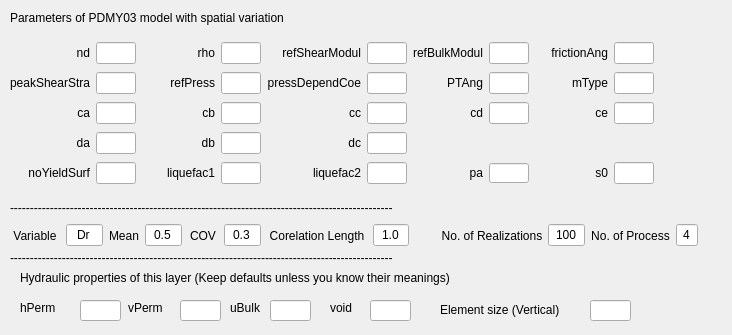
Above: UI/PDMY03_random.ui from NHERI-SimCenter/QS3hark before the change. Below: the same form after it.
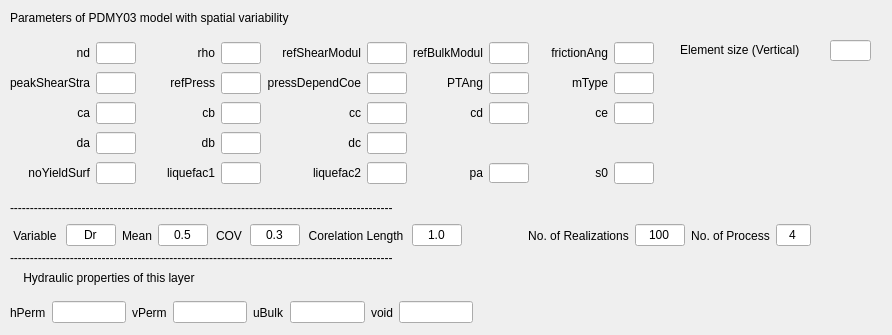
That is the form after the change.

```diff
--- a/UI/PDMY03_random.ui
+++ b/UI/PDMY03_random.ui
@@ -6,82 +6,13 @@
    <rect>
     <x>0</x>
     <y>0</y>
-    <width>732</width>
+    <width>892</width>
     <height>335</height>
    </rect>
   </property>
   <property name="windowTitle">
    <string>Dialog</string>
   </property>
-  <widget class="QLabel" name="hPerm_2">
-   <property name="geometry">
-    <rect>
-     <x>20</x>
-     <y>300</y>
-     <width>41</width>
-     <height>16</height>
-    </rect>
-   </property>
-   <property name="text">
-    <string>hPerm</string>
-   </property>
-  </widget>
-  <widget class="QLabel" name="vPerm_2">
-   <property name="geometry">
-    <rect>
-     <x>128</x>
-     <y>300</y>
-     <width>41</width>
-     <height>16</height>
-    </rect>
-   </property>
-   <property name="text">
-    <string>vPerm</string>
-   </property>
-  </widget>
-  <widget class="QLabel" name="uBulk_2">
-   <property name="geometry">
-    <rect>
-     <x>230</x>
-     <y>300</y>
-     <width>41</width>
-     <height>16</height>
-    </rect>
-   </property>
-   <property name="text">
-    <string>uBulk</string>
-   </property>
-  </widget>
-  <widget class="QLineEdit" name="hPerm">
-   <property name="geometry">
-    <rect>
-     <x>80</x>
-     <y>300</y>
-     <width>41</width>
-     <height>21</height>
-    </rect>
-   </property>
-  </widget>
-  <widget class="QLineEdit" name="vPerm">
-   <property name="geometry">
-    <rect>
-     <x>180</x>
-     <y>300</y>
-     <width>41</width>
-     <height>21</height>
-    </rect>
-   </property>
-  </widget>
-  <widget class="QLineEdit" name="uBulk">
-   <property name="geometry">
-    <rect>
-     <x>270</x>
-     <y>300</y>
-     <width>41</width>
-     <height>21</height>
-    </rect>
-   </property>
-  </widget>
   <widget class="QLabel" name="hydraulicLabel">
    <property name="geometry">
     <rect>
@@ -92,7 +23,7 @@
     </rect>
    </property>
    <property name="text">
-    <string>Hydraulic properties of this layer (Keep defaults unless you know their meanings)</string>
+    <string> Hydraulic properties of this layer</string>
    </property>
   </widget>
   <widget class="QLabel" name="label_34">
@@ -100,12 +31,12 @@
     <rect>
      <x>10</x>
      <y>10</y>
-     <width>291</width>
+     <width>371</width>
      <height>16</height>
     </rect>
    </property>
    <property name="text">
-    <string>Parameters of PDMY03 model with spatial variation</string>
+    <string>Parameters of PDMY03 model with spatial variability</string>
    </property>
   </widget>
   <widget class="QLabel" name="line1_2">
@@ -121,29 +52,6 @@
     <string>------------------------------------------------------------------------------------------------</string>
    </property>
   </widget>
-  <widget class="QLineEdit" name="evoid">
-   <property name="geometry">
-    <rect>
-     <x>370</x>
-     <y>300</y>
-     <width>41</width>
-     <height>21</height>
-    </rect>
-   </property>
-  </widget>
-  <widget class="QLabel" name="evoid_2">
-   <property name="geometry">
-    <rect>
-     <x>330</x>
-     <y>300</y>
-     <width>41</width>
-     <height>16</height>
-    </rect>
-   </property>
-   <property name="text">
-    <string>void</string>
-   </property>
-  </widget>
   <widget class="QWidget" name="layoutWidget">
    <property name="geometry">
     <rect>
@@ -783,7 +691,7 @@
     <rect>
      <x>10</x>
      <y>220</y>
-     <width>688</width>
+     <width>801</width>
      <height>31</height>
     </rect>
    </property>
@@ -1092,21 +1000,75 @@
     <string>------------------------------------------------------------------------------------------------</string>
    </property>
   </widget>
-  <widget class="QLineEdit" name="eSize">
+  <widget class="QWidget" name="layoutWidget">
    <property name="geometry">
     <rect>
-     <x>590</x>
+     <x>10</x>
      <y>300</y>
-     <width>41</width>
-     <height>21</height>
+     <width>463</width>
+     <height>25</height>
     </rect>
    </property>
+   <layout class="QHBoxLayout" name="horizontalLayout_2">
+    <item>
+     <widget class="QLabel" name="hPerm_2">
+      <property name="toolTip">
+       <string>Hydraulic conductivity (L/T) in horizontal direction</string>
+      </property>
+      <property name="text">
+       <string>hPerm</string>
+      </property>
+     </widget>
+    </item>
+    <item>
+     <widget class="QLineEdit" name="hPerm"/>
+    </item>
+    <item>
+     <widget class="QLabel" name="vPerm_2">
+      <property name="toolTip">
+       <string>Hydraulic conductivity (L/T) in vertical direction</string>
+      </property>
+      <property name="text">
+       <string>vPerm</string>
+      </property>
+     </widget>
+    </item>
+    <item>
+     <widget class="QLineEdit" name="vPerm"/>
+    </item>
+    <item>
+     <widget class="QLabel" name="uBulk_2">
+      <property name="toolTip">
+       <string>Bulk modulus of water</string>
+      </property>
+      <property name="text">
+       <string>uBulk</string>
+      </property>
+     </widget>
+    </item>
+    <item>
+     <widget class="QLineEdit" name="uBulk"/>
+    </item>
+    <item>
+     <widget class="QLabel" name="evoid_2">
+      <property name="toolTip">
+       <string>Void ratio of the material</string>
+      </property>
+      <property name="text">
+       <string>void</string>
+      </property>
+     </widget>
+    </item>
+    <item>
+     <widget class="QLineEdit" name="evoid"/>
+    </item>
+   </layout>
   </widget>
   <widget class="QLabel" name="eSizeLabel">
    <property name="geometry">
     <rect>
-     <x>440</x>
-     <y>300</y>
+     <x>680</x>
+     <y>40</y>
      <width>141</width>
      <height>20</height>
     </rect>
@@ -1115,6 +1077,16 @@
     <string>Element size (Vertical)</string>
    </property>
   </widget>
+  <widget class="QLineEdit" name="eSize">
+   <property name="geometry">
+    <rect>
+     <x>830</x>
+     <y>40</y>
+     <width>41</width>
+     <height>21</height>
+    </rect>
+   </property>
+  </widget>
  </widget>
  <resources/>
  <connections/>
```
Left out of the diff: 12 changed lines with no effect on the pictures.
